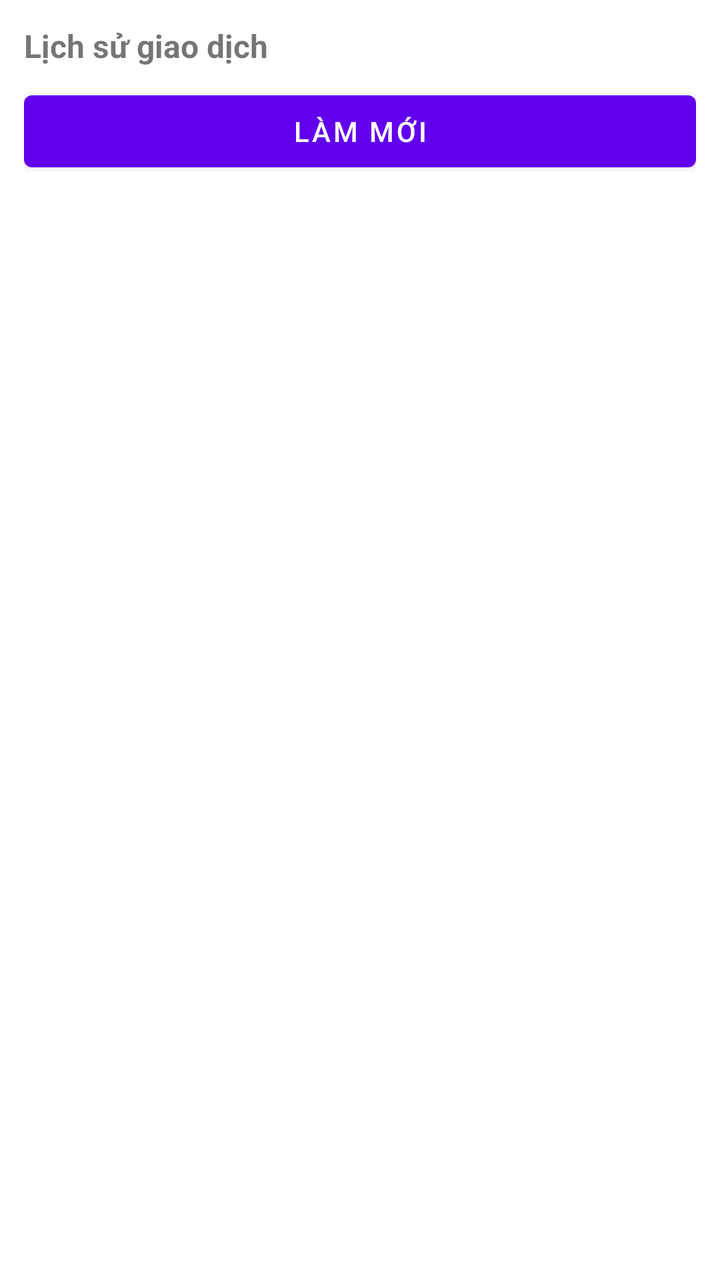
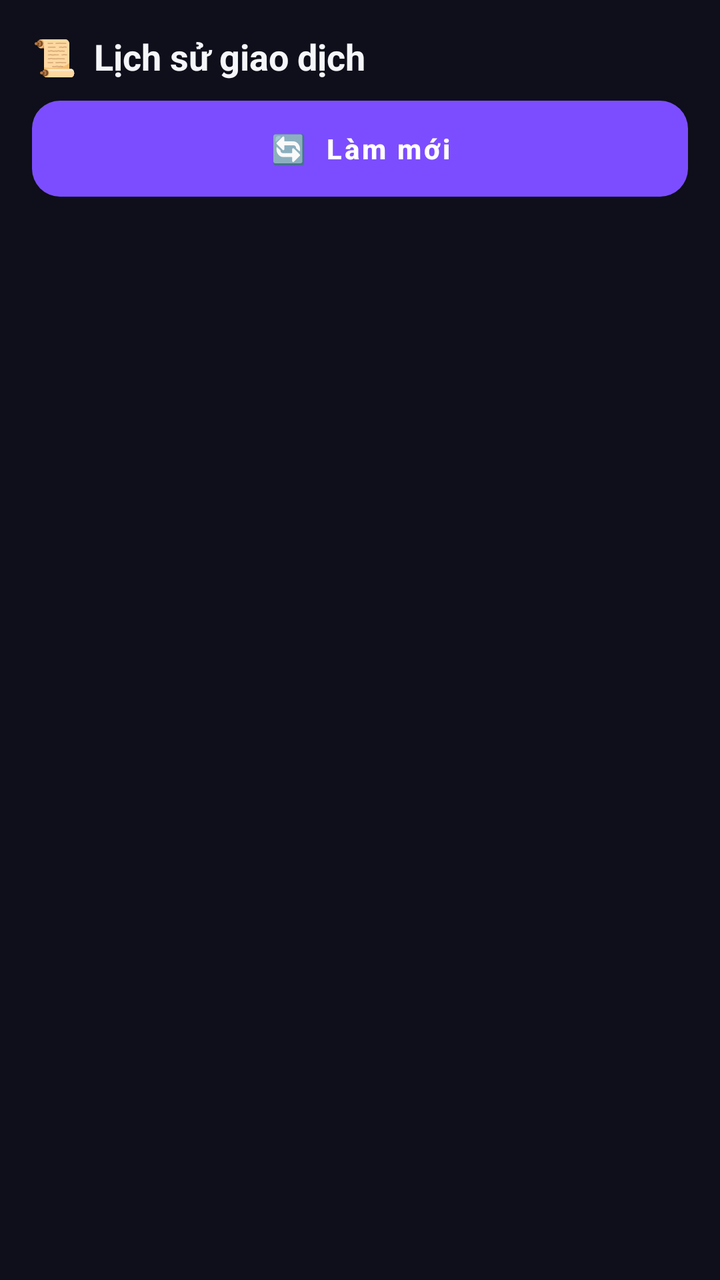

The first picture is an Android layout as it rendered before a commit; the second is the same layout after the commit. The layout source and the unified diff follow.
<!-- AndroidManifest.xml: application theme Theme.DonateFloat -->
<!-- res/layout/activity_history.xml -->
<LinearLayout xmlns:android="http://schemas.android.com/apk/res/android"
    android:layout_width="match_parent"
    android:layout_height="match_parent"
    android:orientation="vertical"
    android:padding="12dp">

    <TextView
        android:layout_width="wrap_content"
        android:layout_height="wrap_content"
        android:text="Lịch sử giao dịch"
        android:textStyle="bold"
        android:textSize="16sp"
        android:layout_marginBottom="8dp" />

    <Button
        android:id="@+id/btnRefreshHistory"
        android:layout_width="match_parent"
        android:layout_height="wrap_content"
        android:text="Làm mới" />

    <ScrollView
        android:layout_width="match_parent"
        android:layout_height="match_parent"
        android:layout_marginTop="8dp">

        <LinearLayout
            android:id="@+id/historyList"
            android:layout_width="match_parent"
            android:layout_height="wrap_content"
            android:orientation="vertical" />
    </ScrollView>

</LinearLayout>
<!-- resources referenced by this layout -->
<resources>
  <style name="Theme.DonateFloat" parent="Theme.MaterialComponents.DayNight.NoActionBar">
          <item name="colorPrimary">@color/purple_500</item>
          <item name="colorPrimaryDark">@color/purple_700</item>
          <item name="colorAccent">@color/teal_200</item>
      </style>
  <color name="purple_500">#FF6200EE</color>
  <color name="purple_700">#FF3700B3</color>
  <color name="teal_200">#FF03DAC5</color>
</resources>

<!-- the commit's change to res/layout/activity_history.xml (unified diff, before → after) -->
@@ -2,26 +2,28 @@
     android:layout_width="match_parent"
     android:layout_height="match_parent"
     android:orientation="vertical"
-    android:padding="12dp">
+    android:background="@color/bg_root"
+    android:padding="16dp">
 
     <TextView
         android:layout_width="wrap_content"
         android:layout_height="wrap_content"
-        android:text="Lịch sử giao dịch"
+        android:text="📜  Lịch sử giao dịch"
+        android:textColor="@color/text_primary"
         android:textStyle="bold"
-        android:textSize="16sp"
-        android:layout_marginBottom="8dp" />
+        android:textSize="18sp"
+        android:layout_marginBottom="10dp" />
 
     <Button
         android:id="@+id/btnRefreshHistory"
-        android:layout_width="match_parent"
-        android:layout_height="wrap_content"
-        android:text="Làm mới" />
+        style="@style/BtnPrimary"
+        android:layout_marginTop="0dp"
+        android:text="🔄  Làm mới" />
 
     <ScrollView
         android:layout_width="match_parent"
         android:layout_height="match_parent"
-        android:layout_marginTop="8dp">
+        android:layout_marginTop="12dp">
 
         <LinearLayout
             android:id="@+id/historyList"
<!-- resource entries referenced after the edit -->
@@ -1,12 +1,38 @@
 <!-- resources referenced by this layout -->
 <resources>
+  <color name="bg_root">#0E0F1A</color>
+  <color name="text_primary">#F5F6FA</color>
+  <style name="BtnPrimary">
+          <item name="android:layout_width">match_parent</item>
+          <item name="android:layout_height">48dp</item>
+          <item name="android:background">@drawable/bg_btn_primary</item>
+          <item name="android:textColor">#FFFFFF</item>
+          <item name="android:textAllCaps">false</item>
+          <item name="android:textStyle">bold</item>
+          <item name="android:elevation">0dp</item>
+          <item name="android:stateListAnimator">@null</item>
+          <item name="android:layout_marginTop">10dp</item>
+      </style>
   <style name="Theme.DonateFloat" parent="Theme.MaterialComponents.DayNight.NoActionBar">
-          <item name="colorPrimary">@color/purple_500</item>
-          <item name="colorPrimaryDark">@color/purple_700</item>
-          <item name="colorAccent">@color/teal_200</item>
+          <item name="colorPrimary">@color/accent_primary</item>
+          <item name="colorPrimaryDark">@color/accent_primary_dark</item>
+          <item name="colorAccent">@color/accent_cyan</item>
+          <item name="android:windowBackground">@color/bg_root</item>
+          <item name="android:statusBarColor">@color/bg_root</item>
+          <item name="android:textColorPrimary">@color/text_primary</item>
       </style>
-  <color name="purple_500">#FF6200EE</color>
-  <color name="purple_700">#FF3700B3</color>
-  <color name="teal_200">#FF03DAC5</color>
+  <!-- drawable bg_btn_primary (drawable) -->
+  <ripple xmlns:android="http://schemas.android.com/apk/res/android" android:color="#33FFFFFF">
+      <item>
+          <shape>
+              <corners android:radius="14dp" />
+              <gradient android:type="linear" android:angle="0"
+                  android:startColor="#7C4DFF" android:endColor="#00B8D4" />
+          </shape>
+      </item>
+  </ripple>
+  <color name="accent_primary">#7C4DFF</color>
+  <color name="accent_primary_dark">#5B2EE8</color>
+  <color name="accent_cyan">#00E5FF</color>
 </resources>
 
